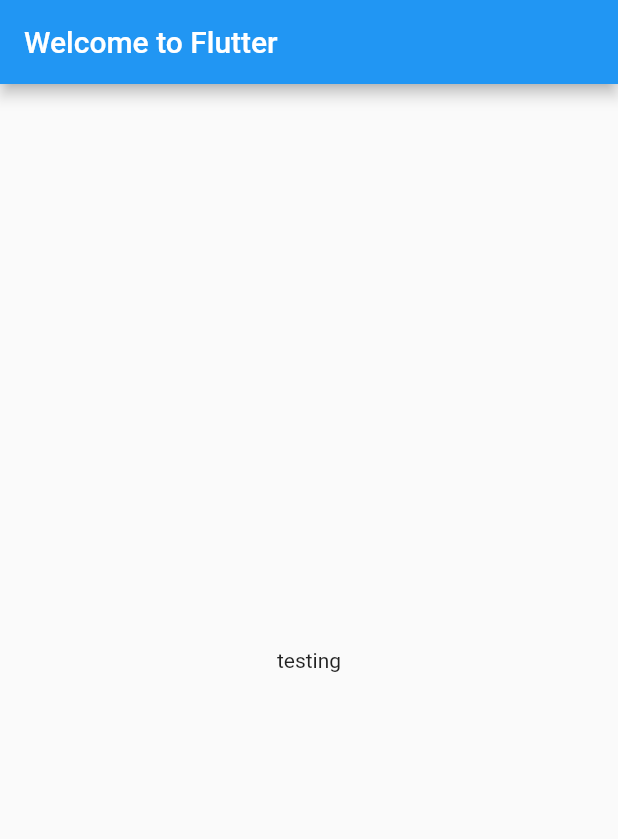
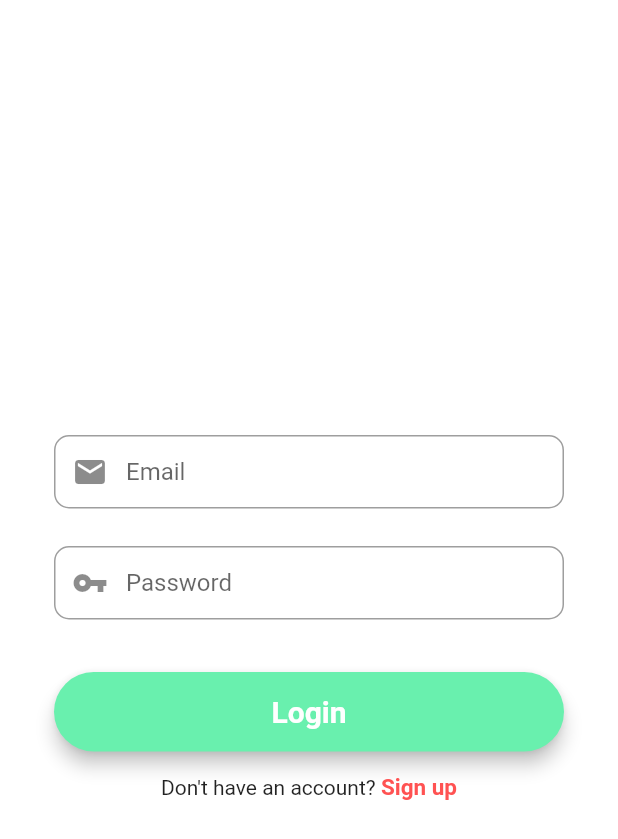
Before and after one commit to mashumaymiri/BudgetApp, a Flutter app: the screen it shows after launch, on a phone screen of 412 x 824 dp. Shown: the top 839 px of the screen. Run offline on Flutter 3.47's test engine with Material 2 defaults, Android fonts, the phone set to English and light mode, and no system bars; our stand-ins replace cloud_firestore, firebase_auth, firebase_core, fluttertoast; accounts and stored records are empty.

Commit message:
Login page

```diff
--- /dev/null
+++ b/lib/Authentication_Pages/loginPage.dart
@@ -0,0 +1,207 @@
+import 'package:budget_app/Authentication_Pages/registrationPage.dart';
+import 'package:firebase_auth/firebase_auth.dart';
+import 'package:flutter/material.dart';
+import 'package:fluttertoast/fluttertoast.dart';
+
+import '../months.dart';
+
+class LoginPage extends StatefulWidget {
+  const LoginPage({Key? key}) : super(key: key);
+
+  @override
+  State<LoginPage> createState() => _LoginPageState();
+}
+
+class _LoginPageState extends State<LoginPage> {
+  // from key : helping in validating
+  final _fKey = GlobalKey<FormState>();
+
+  // editing controller
+  final TextEditingController emailCont = TextEditingController();
+  final TextEditingController passCont = TextEditingController();
+
+  // firebase
+  final _auth = FirebaseAuth.instance;
+
+  // string for displaying the error Message
+  String? errorMessage;
+
+  @override
+  Widget build(BuildContext context) {
+    //email field
+    final emailField = TextFormField(
+        autofocus: false,
+        controller: emailCont,
+        keyboardType: TextInputType.emailAddress,
+        validator: (value) {
+          if (value!.isEmpty) {
+            return ("Please Enter an Email");
+          }
+          // reg expression for email validation
+          if (!RegExp("^[a-zA-Z0-9+_.-]+@[a-zA-Z0-9.-]+.[a-z]")
+              .hasMatch(value)) {
+            return ("The email you entered is not valid");
+          }
+          return null;
+        },
+        onSaved: (value) {
+          emailCont.text = value!;
+        },
+        textInputAction: TextInputAction.next,
+        decoration: InputDecoration(
+          prefixIcon: const Icon(Icons.mail),
+          contentPadding: const EdgeInsets.fromLTRB(20, 15, 20, 15),
+          hintText: "Email",
+          border: OutlineInputBorder(
+            borderRadius: BorderRadius.circular(10),
+          ),
+        ));
+    //password field
+    final passField = TextFormField(
+        autofocus: false,
+        controller: passCont,
+        obscureText: true,
+        validator: (value) {
+          RegExp regex = RegExp(r'^.{6,}$');
+          if (value!.isEmpty) {
+            return ("Password is required for login");
+          }
+          if (!regex.hasMatch(value)) {
+            return ("Enter Valid Password(Min. 6 Character)");
+          }
+          return null;
+        },
+        onSaved: (value) {
+          passCont.text = value!;
+        },
+        textInputAction: TextInputAction.done,
+        decoration: InputDecoration(
+          prefixIcon: const Icon(Icons.vpn_key),
+          contentPadding: const EdgeInsets.fromLTRB(20, 15, 20, 15),
+          hintText: "Password",
+          border: OutlineInputBorder(
+            borderRadius: BorderRadius.circular(10),
+          ),
+        ));
+
+    // login button
+    final loginButton = Material(
+      elevation: 5,
+      borderRadius: BorderRadius.circular(30),
+      color: Colors.greenAccent,
+      child: MaterialButton(
+          padding: const EdgeInsets.fromLTRB(20, 15, 20, 15),
+          minWidth: MediaQuery.of(context).size.width,
+          onPressed: () {
+            signIn(emailCont.text, passCont.text);
+          },
+          child: const Text(
+            "Login",
+            textAlign: TextAlign.center,
+            style: TextStyle(
+                fontSize: 20, color: Colors.white, fontWeight: FontWeight.bold),
+          )),
+    );
+
+    return Scaffold(
+      backgroundColor: Colors.white,
+      body: Center(
+        child: SingleChildScrollView(
+          child: Container(
+            color: Colors.white,
+            child: Padding(
+              padding: const EdgeInsets.all(36.0),
+              child: Form(
+                key: _fKey,
+                child: Column(
+                  mainAxisAlignment: MainAxisAlignment.center,
+                  crossAxisAlignment: CrossAxisAlignment.center,
+                  children: <Widget>[
+                    // SizedBox(
+                    //     height: 200,
+                    //     child: Image.asset(
+                    //       "assets/logo.png",
+                    //       fit: BoxFit.contain,
+                    //     )),
+                    const SizedBox(height: 0),
+                    emailField,
+                    const SizedBox(height: 25),
+                    passField,
+                    const SizedBox(height: 35),
+                    loginButton,
+                    const SizedBox(height: 15),
+                    Row(
+                        mainAxisAlignment: MainAxisAlignment.center,
+                        children: <Widget>[
+                          const Text("Don't have an account? "),
+                          GestureDetector(
+                            onTap: () {
+                              Navigator.push(
+                                  context,
+                                  MaterialPageRoute(
+                                      builder: (context) =>
+                                           const RegisterPage()
+                                  )
+                              );
+                            },
+                            child: const Text(
+                              "Sign up",
+                              style: TextStyle(
+                                  color: Colors.redAccent,
+                                  fontWeight: FontWeight.bold,
+                                  fontSize: 15),
+                            ),
+                          )
+                        ])
+                  ],
+                ),
+              ),
+            ),
+          ),
+        ),
+      ),
+    );
+  }
+
+  // login function
+  void signIn(String email, String password) async {
+    if (_fKey.currentState!.validate()) {
+      try {
+        await _auth
+            .signInWithEmailAndPassword(email: email, password: password)
+            .then((uid) => {
+                  Fluttertoast.showToast(msg: "Login Successful"),
+                  Navigator.of(context).pushReplacement(
+                      MaterialPageRoute(builder: (context) => monthPage())
+                  ),
+                });
+      } on FirebaseAuthException catch (error) {
+        switch (error.code) {
+          case "invalid-email":
+            errorMessage = "Your email address appears to be malformed.";
+
+            break;
+          case "wrong-password":
+            errorMessage = "Your password is wrong.";
+            break;
+          case "user-not-found":
+            errorMessage = "User with this email doesn't exist.";
+            break;
+          case "user-disabled":
+            errorMessage = "User with this email has been disabled.";
+            break;
+          case "too-many-requests":
+            errorMessage = "Too many requests";
+            break;
+          case "operation-not-allowed":
+            errorMessage = "Signing in with Email and Password is not enabled.";
+            break;
+          default:
+            errorMessage = "An undefined Error happened.";
+        }
+        Fluttertoast.showToast(msg: errorMessage!);
+        print(error.code);
+      }
+    }
+  }
+}
--- a/lib/main.dart
+++ b/lib/main.dart
@@ -2,15 +2,16 @@
 // Use of this source code is governed by a BSD-style license that can be
 // found in the LICENSE file.
 
+import 'package:budget_app/Authentication_Pages/loginPage.dart';
 import 'package:flutter/material.dart';
 import 'package:firebase_core/firebase_core.dart';
-import 'package:firebase_auth/firebase_auth.dart';
+import 'firebase_options.dart';
 
 void main() async {
-  // WidgetsFlutterBinding.ensureInitialized();
-  // await Firebase.initializeApp(
-  //   options: DefaultFirebaseOptions.currentPlatform,
-  // );
+  WidgetsFlutterBinding.ensureInitialized();
+  await Firebase.initializeApp(
+    options: DefaultFirebaseOptions.currentPlatform,
+  );
   runApp(const MyApp());
 }
 
@@ -20,19 +21,12 @@ class MyApp extends StatelessWidget {
   @override
   Widget build(BuildContext context) {
     return MaterialApp(
-      title: 'Welcome to Flutter',
-      home: Scaffold(
-        appBar: AppBar(
-          title: const Text('Welcome to Flutter'),
-        ),
-        body: const Center(
-          child: Text('testing'),
-        ),
+      title: 'Login page',
+      theme: ThemeData(
+        primarySwatch: Colors.green
       ),
+      home: LoginPage(),
     );
-    // return Scaffold(
-    //   body: LoginWidget(),
-    // );
   }
 
 }
--- a/lib/months.dart
+++ b/lib/months.dart
@@ -6,16 +6,17 @@ import 'package:flutter/material.dart';
 import 'package:firebase_core/firebase_core.dart';
 import 'package:firebase_auth/firebase_auth.dart';
 
-void main() async {
-  // WidgetsFlutterBinding.ensureInitialized();
-  // await Firebase.initializeApp(
-  //   options: DefaultFirebaseOptions.currentPlatform,
-  // );
-  runApp(const MyApp());
-}
+// void main() async {
+//   // WidgetsFlutterBinding.ensureInitialized();
+//   // await Firebase.initializeApp(
+//   //   options: DefaultFirebaseOptions.currentPlatform,
+//   // );
+//   runApp(const MyApp());
+// }
 
-class MyApp extends StatelessWidget {
-  const MyApp({super.key});
+
+class monthPage extends StatelessWidget {
+  const monthPage({super.key});
 
   @override
   Widget build(BuildContext context) {
--- a/pubspec.yaml
+++ b/pubspec.yaml
@@ -36,6 +36,9 @@ dependencies:
   cupertino_icons: ^1.0.2
   firebase_auth: ^4.1.0
   firebase: ^9.0.3
+  fluttertoast: ^8.1.1
+  cloud_firestore: ^4.0.3
+
 
 dev_dependencies:
   flutter_test:
```
Also changed, not shown: lib/Authentication_Pages/registrationPage.dart (added, +309 -0 lines), lib/Clasess/user_model.dart (added, +28 -0 lines), lib/HomeScreen.dart (added, +10 -0 lines), lib/firebase_options.dart (added), lib/login.dart (deleted), pubspec.lock, 4 other files.
